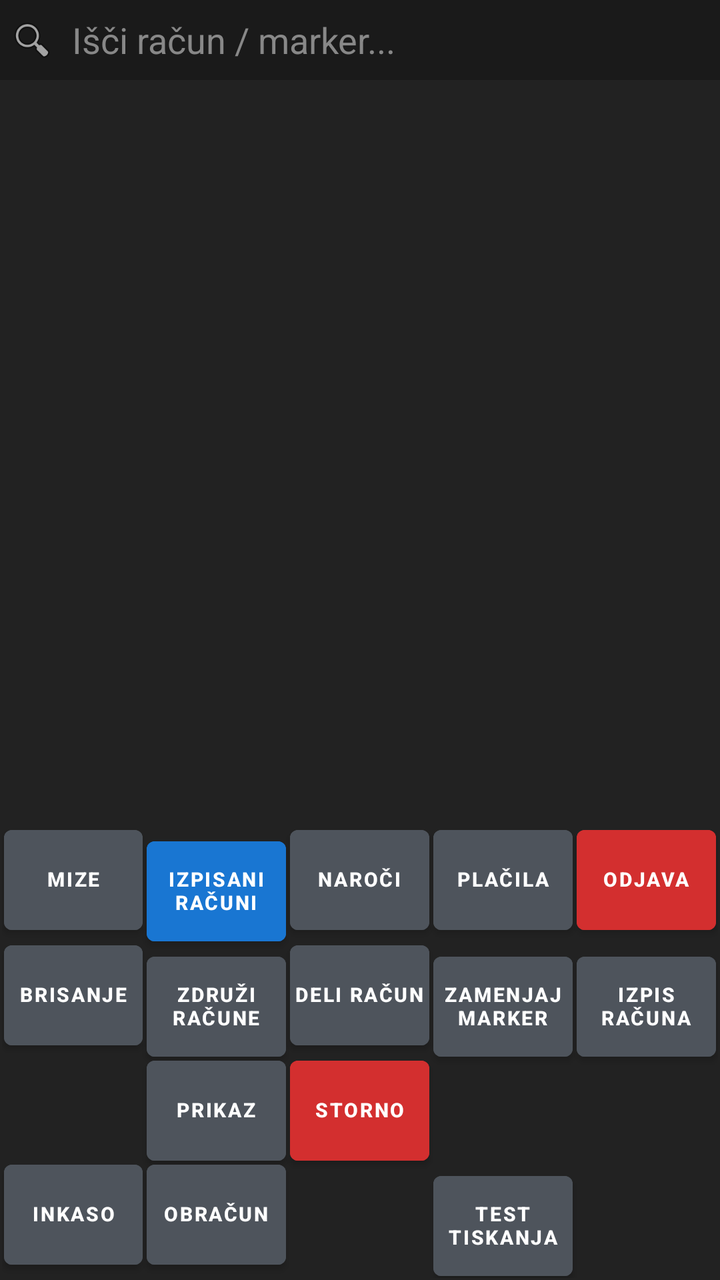
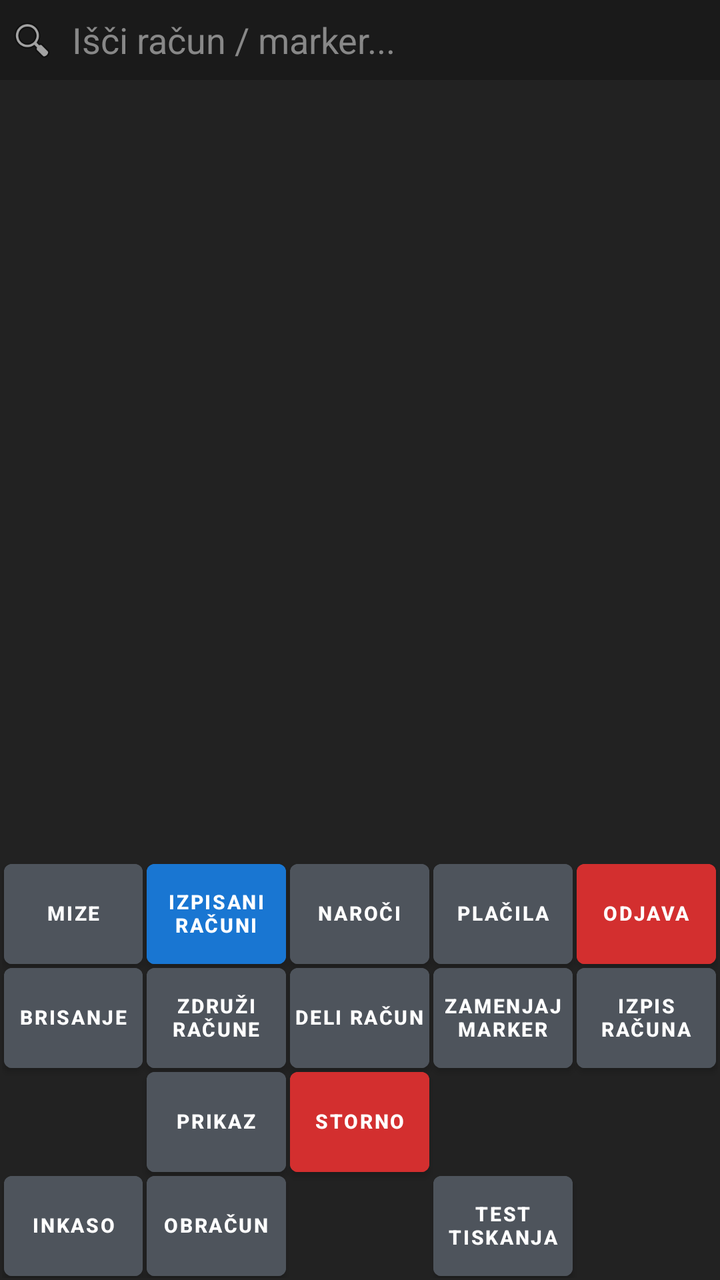

Compare the two renders of this Android layout. The source of the first and the diff that turns it into the second are given below.
<!-- AndroidManifest.xml: application theme Theme.RosKasa -->
<!-- res/layout/fragment_racuni.xml -->
<?xml version="1.0" encoding="utf-8"?>
<LinearLayout xmlns:android="http://schemas.android.com/apk/res/android"
    xmlns:app="http://schemas.android.com/apk/res-auto"
    android:layout_width="match_parent"
    android:layout_height="match_parent"
    android:orientation="vertical"
    android:background="@color/pos_bg_dark">

    
    <LinearLayout
        android:layout_width="match_parent"
        android:layout_height="40dp"
        android:background="@color/pos_header_bg"
        android:padding="4dp"
        android:orientation="horizontal">

        <ImageView
            android:layout_width="24dp"
            android:layout_height="24dp"
            android:layout_gravity="center_vertical"
            android:src="@android:drawable/ic_menu_search"
            android:contentDescription="Search" />

        <EditText
            android:id="@+id/etSearchRacun"
            android:layout_width="match_parent"
            android:layout_height="match_parent"
            android:background="@null"
            android:hint="Išči račun / marker..."
            android:textColor="#FFFFFF"
            android:textColorHint="#888888"
            android:paddingStart="8dp"
            android:inputType="text" />
    </LinearLayout>

    
    <FrameLayout
        android:layout_width="match_parent"
        android:layout_height="0dp"
        android:layout_weight="1">

        <androidx.recyclerview.widget.RecyclerView
            android:id="@+id/rvRacuni"
            android:layout_width="match_parent"
            android:layout_height="match_parent"
            android:padding="2dp" />

        <ProgressBar
            android:id="@+id/pbLoading"
            android:layout_width="wrap_content"
            android:layout_height="wrap_content"
            android:layout_gravity="center"
            android:visibility="gone" />

        <TextView
            android:id="@+id/tvEmptyList"
            android:layout_width="wrap_content"
            android:layout_height="wrap_content"
            android:layout_gravity="center"
            android:text="Ni računov za izbran status"
            android:textColor="#888888"
            android:textSize="16sp"
            android:visibility="gone" />
    </FrameLayout>

    
    <GridLayout
        android:layout_width="match_parent"
        android:layout_height="wrap_content"
        android:columnCount="5"
        android:rowCount="4"
        android:alignmentMode="alignBounds"
        android:useDefaultMargins="false"
        android:padding="1dp">

        
        <com.google.android.material.button.MaterialButton
            android:id="@+id/btnNavMize"
            style="@style/PosButtonStyle"
            android:layout_width="0dp"
            android:layout_height="50dp"
            android:layout_columnWeight="1"
            android:backgroundTint="@color/pos_btn_normal"
            android:text="@string/btn_mize"
            android:textColor="#FFFFFF" />

        <com.google.android.material.button.MaterialButton
            android:id="@+id/btnToggleStatus"
            style="@style/PosButtonStyle"
            android:layout_width="0dp"
            android:layout_height="50dp"
            android:layout_columnWeight="1"
            android:backgroundTint="@color/pos_accent_blue"
            android:text="@string/btn_izpisani_racuni"
            android:textColor="#FFFFFF" />

        <com.google.android.material.button.MaterialButton
            android:id="@+id/btnNavNaroci"
            style="@style/PosButtonStyle"
            android:layout_width="0dp"
            android:layout_height="50dp"
            android:layout_columnWeight="1"
            android:backgroundTint="@color/pos_btn_normal"
            android:text="@string/btn_naroci"
            android:textColor="#FFFFFF" />

        <com.google.android.material.button.MaterialButton
            android:id="@+id/btnNavPlacila"
            style="@style/PosButtonStyle"
            android:layout_width="0dp"
            android:layout_height="50dp"
            android:layout_columnWeight="1"
            android:backgroundTint="@color/pos_btn_normal"
            android:text="@string/btn_placila"
            android:textColor="#FFFFFF" />

        <com.google.android.material.button.MaterialButton
            android:id="@+id/btnOdjava"
            style="@style/PosButtonStyle"
            android:layout_width="0dp"
            android:layout_height="50dp"
            android:layout_columnWeight="1"
            android:backgroundTint="@color/pos_accent_red"
            android:text="@string/btn_odjava"
            android:textColor="#FFFFFF" />

        
        <com.google.android.material.button.MaterialButton
            android:id="@+id/btnBrisanje"
            style="@style/PosButtonStyle"
            android:layout_width="0dp"
            android:layout_height="50dp"
            android:layout_columnWeight="1"
            android:backgroundTint="@color/pos_btn_normal"
            android:text="Brisanje"
            android:textColor="#FFFFFF" />

        <com.google.android.material.button.MaterialButton
            android:id="@+id/btnZdruzi"
            style="@style/PosButtonStyle"
            android:layout_width="0dp"
            android:layout_height="50dp"
            android:layout_columnWeight="1"
            android:backgroundTint="@color/pos_btn_normal"
            android:text="Združi račune"
            android:textColor="#FFFFFF" />

        <com.google.android.material.button.MaterialButton
            android:id="@+id/btnDeli"
            style="@style/PosButtonStyle"
            android:layout_width="0dp"
            android:layout_height="50dp"
            android:layout_columnWeight="1"
            android:backgroundTint="@color/pos_btn_normal"
            android:text="Deli račun"
            android:textColor="#FFFFFF" />

        <com.google.android.material.button.MaterialButton
            android:id="@+id/btnZamenjajMarker"
            style="@style/PosButtonStyle"
            android:layout_width="0dp"
            android:layout_height="50dp"
            android:layout_columnWeight="1"
            android:backgroundTint="@color/pos_btn_normal"
            android:text="Zamenjaj marker"
            android:textColor="#FFFFFF" />

        <com.google.android.material.button.MaterialButton
            android:id="@+id/btnIzpisRacuna"
            style="@style/PosButtonStyle"
            android:layout_width="0dp"
            android:layout_height="50dp"
            android:layout_columnWeight="1"
            android:backgroundTint="@color/pos_btn_normal"
            android:text="Izpis Računa"
            android:textColor="#FFFFFF" />

        
        <View
            android:layout_width="0dp"
            android:layout_height="50dp"
            android:layout_columnWeight="1" />

        <com.google.android.material.button.MaterialButton
            android:id="@+id/btnPrikaz"
            style="@style/PosButtonStyle"
            android:layout_width="0dp"
            android:layout_height="50dp"
            android:layout_columnWeight="1"
            android:backgroundTint="@color/pos_btn_normal"
            android:text="Prikaz"
            android:textColor="#FFFFFF" />

        <com.google.android.material.button.MaterialButton
            android:id="@+id/btnStorno"
            style="@style/PosButtonStyle"
            android:layout_width="0dp"
            android:layout_height="50dp"
            android:layout_columnWeight="1"
            android:backgroundTint="@color/pos_accent_red"
            android:text="Storno"
            android:textColor="#FFFFFF" />

        <View
            android:layout_width="0dp"
            android:layout_height="50dp"
            android:layout_columnWeight="1" />

        <View
            android:layout_width="0dp"
            android:layout_height="50dp"
            android:layout_columnWeight="1" />

        
        <com.google.android.material.button.MaterialButton
            android:id="@+id/btnInkaso"
            style="@style/PosButtonStyle"
            android:layout_width="0dp"
            android:layout_height="50dp"
            android:layout_columnWeight="1"
            android:backgroundTint="@color/pos_btn_normal"
            android:text="Inkaso"
            android:textColor="#FFFFFF" />

        <com.google.android.material.button.MaterialButton
            android:id="@+id/btnObracun"
            style="@style/PosButtonStyle"
            android:layout_width="0dp"
            android:layout_height="50dp"
            android:layout_columnWeight="1"
            android:backgroundTint="@color/pos_btn_normal"
            android:text="Obračun"
            android:textColor="#FFFFFF" />

        <View
            android:layout_width="0dp"
            android:layout_height="50dp"
            android:layout_columnWeight="1" />

        <com.google.android.material.button.MaterialButton
            android:id="@+id/btnTestTiskanja"
            style="@style/PosButtonStyle"
            android:layout_width="0dp"
            android:layout_height="50dp"
            android:layout_columnWeight="1"
            android:backgroundTint="@color/pos_btn_normal"
            android:text="Test tiskanja"
            android:textColor="#FFFFFF" />

        <View
            android:layout_width="0dp"
            android:layout_height="50dp"
            android:layout_columnWeight="1" />
    </GridLayout>

</LinearLayout>
<!-- resources referenced by this layout -->
<resources>
  <color name="pos_accent_blue">#1976D2</color>
  <color name="pos_accent_red">#D32F2F</color>
  <color name="pos_bg_dark">#222222</color>
  <color name="pos_btn_normal">#4E545C</color>
  <color name="pos_header_bg">#1A1A1A</color>
  <string name="btn_izpisani_racuni">Izpisani Računi</string>
  <string name="btn_mize">Mize</string>
  <string name="btn_naroci">Naroči</string>
  <string name="btn_odjava">Odjava</string>
  <string name="btn_placila">Plačila</string>
  <style name="PosButtonStyle" parent="Widget.MaterialComponents.Button">
          <item name="android:layout_height">50dp</item>
          <item name="android:minHeight">50dp</item>
          <item name="android:insetTop">0dp</item>
          <item name="android:insetBottom">0dp</item>
          <item name="android:insetLeft">0dp</item>
          <item name="android:insetRight">0dp</item>
          <item name="android:paddingTop">0dp</item>
          <item name="android:paddingBottom">0dp</item>
          <item name="android:paddingLeft">2dp</item>
          <item name="android:paddingRight">2dp</item>
          <item name="android:gravity">center</item>
          <item name="android:includeFontPadding">false</item>
          <item name="android:textStyle">bold</item>
          <item name="android:textSize">10sp</item>
          <item name="android:layout_margin">1dp</item>
          <item name="android:baselineAligned">false</item>
          <item name="android:maxLines">3</item>
          <item name="android:ellipsize">end</item>
          <item name="cornerRadius">4dp</item>
      </style>
  <style name="Theme.RosKasa" parent="Theme.MaterialComponents.DayNight.NoActionBar">
          <item name="colorPrimary">@color/pos_accent_blue</item>
          <item name="colorSecondary">@color/pos_accent_green</item>
          <item name="android:windowBackground">@color/pos_bg_dark</item>
          <item name="android:textColor">@color/pos_btn_text</item>
      </style>
  <color name="pos_accent_green">#388E3C</color>
  <color name="pos_btn_text">#FFFFFF</color>
</resources>

<!-- the commit's change to res/layout/fragment_racuni.xml (unified diff, before → after) -->
@@ -80,6 +80,7 @@
             android:layout_width="0dp"
             android:layout_height="50dp"
             android:layout_columnWeight="1"
+            android:layout_gravity="fill"
             android:backgroundTint="@color/pos_btn_normal"
             android:text="@string/btn_mize"
             android:textColor="#FFFFFF" />
@@ -90,6 +91,7 @@
             android:layout_width="0dp"
             android:layout_height="50dp"
             android:layout_columnWeight="1"
+            android:layout_gravity="fill"
             android:backgroundTint="@color/pos_accent_blue"
             android:text="@string/btn_izpisani_racuni"
             android:textColor="#FFFFFF" />
@@ -100,6 +102,7 @@
             android:layout_width="0dp"
             android:layout_height="50dp"
             android:layout_columnWeight="1"
+            android:layout_gravity="fill"
             android:backgroundTint="@color/pos_btn_normal"
             android:text="@string/btn_naroci"
             android:textColor="#FFFFFF" />
@@ -110,6 +113,7 @@
             android:layout_width="0dp"
             android:layout_height="50dp"
             android:layout_columnWeight="1"
+            android:layout_gravity="fill"
             android:backgroundTint="@color/pos_btn_normal"
             android:text="@string/btn_placila"
             android:textColor="#FFFFFF" />
@@ -120,6 +124,7 @@
             android:layout_width="0dp"
             android:layout_height="50dp"
             android:layout_columnWeight="1"
+            android:layout_gravity="fill"
             android:backgroundTint="@color/pos_accent_red"
             android:text="@string/btn_odjava"
             android:textColor="#FFFFFF" />
@@ -131,6 +136,7 @@
             android:layout_width="0dp"
             android:layout_height="50dp"
             android:layout_columnWeight="1"
+            android:layout_gravity="fill"
             android:backgroundTint="@color/pos_btn_normal"
             android:text="Brisanje"
             android:textColor="#FFFFFF" />
@@ -141,6 +147,7 @@
             android:layout_width="0dp"
             android:layout_height="50dp"
             android:layout_columnWeight="1"
+            android:layout_gravity="fill"
             android:backgroundTint="@color/pos_btn_normal"
             android:text="Združi račune"
             android:textColor="#FFFFFF" />
@@ -151,6 +158,7 @@
             android:layout_width="0dp"
             android:layout_height="50dp"
             android:layout_columnWeight="1"
+            android:layout_gravity="fill"
             android:backgroundTint="@color/pos_btn_normal"
             android:text="Deli račun"
             android:textColor="#FFFFFF" />
@@ -161,6 +169,7 @@
             android:layout_width="0dp"
             android:layout_height="50dp"
             android:layout_columnWeight="1"
+            android:layout_gravity="fill"
             android:backgroundTint="@color/pos_btn_normal"
             android:text="Zamenjaj marker"
             android:textColor="#FFFFFF" />
@@ -171,6 +180,7 @@
             android:layout_width="0dp"
             android:layout_height="50dp"
             android:layout_columnWeight="1"
+            android:layout_gravity="fill"
             android:backgroundTint="@color/pos_btn_normal"
             android:text="Izpis Računa"
             android:textColor="#FFFFFF" />
@@ -179,7 +189,8 @@
         <View
             android:layout_width="0dp"
             android:layout_height="50dp"
-            android:layout_columnWeight="1" />
+            android:layout_columnWeight="1"
+            android:layout_gravity="fill" />
 
         <com.google.android.material.button.MaterialButton
             android:id="@+id/btnPrikaz"
@@ -187,6 +198,7 @@
             android:layout_width="0dp"
             android:layout_height="50dp"
             android:layout_columnWeight="1"
+            android:layout_gravity="fill"
             android:backgroundTint="@color/pos_btn_normal"
             android:text="Prikaz"
             android:textColor="#FFFFFF" />
@@ -197,6 +209,7 @@
             android:layout_width="0dp"
             android:layout_height="50dp"
             android:layout_columnWeight="1"
+            android:layout_gravity="fill"
             android:backgroundTint="@color/pos_accent_red"
             android:text="Storno"
             android:textColor="#FFFFFF" />
@@ -204,12 +217,14 @@
         <View
             android:layout_width="0dp"
             android:layout_height="50dp"
-            android:layout_columnWeight="1" />
-
-        <View
-            android:layout_width="0dp"
-            android:layout_height="50dp"
-            android:layout_columnWeight="1" />
+            android:layout_columnWeight="1"
+            android:layout_gravity="fill" />
+
+        <View
+            android:layout_width="0dp"
+            android:layout_height="50dp"
+            android:layout_columnWeight="1"
+            android:layout_gravity="fill" />
 
         
         <com.google.android.material.button.MaterialButton
@@ -218,6 +233,7 @@
             android:layout_width="0dp"
             android:layout_height="50dp"
             android:layout_columnWeight="1"
+            android:layout_gravity="fill"
             android:backgroundTint="@color/pos_btn_normal"
             android:text="Inkaso"
             android:textColor="#FFFFFF" />
@@ -228,6 +244,7 @@
             android:layout_width="0dp"
             android:layout_height="50dp"
             android:layout_columnWeight="1"
+            android:layout_gravity="fill"
             android:backgroundTint="@color/pos_btn_normal"
             android:text="Obračun"
             android:textColor="#FFFFFF" />
@@ -235,7 +252,8 @@
         <View
             android:layout_width="0dp"
             android:layout_height="50dp"
-            android:layout_columnWeight="1" />
+            android:layout_columnWeight="1"
+            android:layout_gravity="fill" />
 
         <com.google.android.material.button.MaterialButton
             android:id="@+id/btnTestTiskanja"
@@ -243,6 +261,7 @@
             android:layout_width="0dp"
             android:layout_height="50dp"
             android:layout_columnWeight="1"
+            android:layout_gravity="fill"
             android:backgroundTint="@color/pos_btn_normal"
             android:text="Test tiskanja"
             android:textColor="#FFFFFF" />
@@ -250,7 +269,8 @@
         <View
             android:layout_width="0dp"
             android:layout_height="50dp"
-            android:layout_columnWeight="1" />
+            android:layout_columnWeight="1"
+            android:layout_gravity="fill" />
     </GridLayout>
 
 </LinearLayout>
